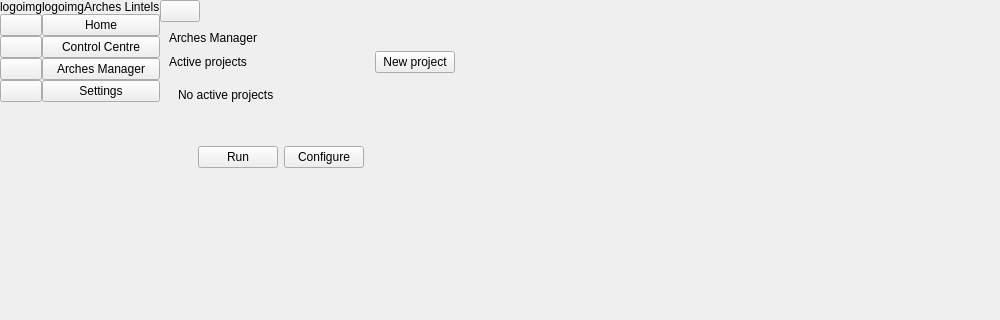
Before: the Qt Designer form arches_lintels/ui/ui_mainwindow.ui in k-int/arches-lintels, drawn with Qt 5; both pictures show x 0 to 1000 and y 0 to 320 of the 1000 by 600 pixel window.
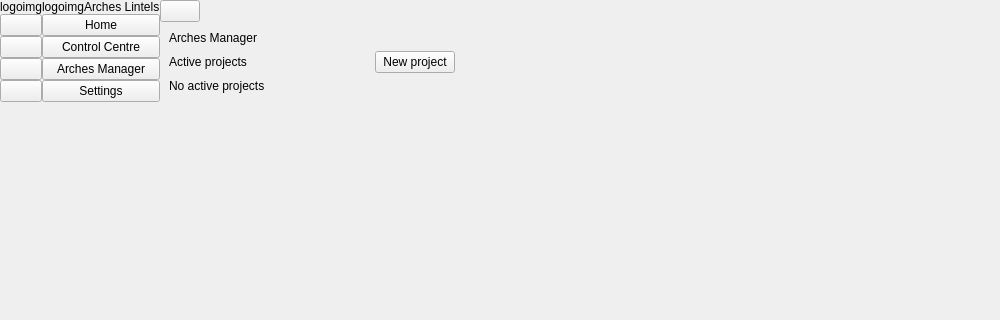
After: the same form once the commit is applied. The open tabs and pages were chosen to show the change.

Commit message: Add widget for active project

What changed in the file:
```diff
--- a/arches_lintels/ui/ui_mainwindow.ui
+++ b/arches_lintels/ui/ui_mainwindow.ui
@@ -348,64 +348,36 @@
             </layout>
            </item>
            <item>
-            <widget class="QWidget" name="noActiveProjectsLayout" native="true">
-             <layout class="QVBoxLayout" name="verticalLayout_10">
-              <item>
-               <widget class="QLabel" name="noActiveProjectsLabel">
-                <property name="text">
-                 <string>No active projects</string>
+            <layout class="QVBoxLayout" name="projectLayout">
+             <item>
+              <widget class="QWidget" name="noActiveProjectsLayout" native="true">
+               <layout class="QVBoxLayout" name="verticalLayout_10">
+                <property name="spacing">
+                 <number>0</number>
                 </property>
-               </widget>
-              </item>
-             </layout>
-            </widget>
-           </item>
-           <item>
-            <widget class="QWidget" name="projectsLayout" native="true">
-             <layout class="QVBoxLayout" name="verticalLayout_6">
-              <item>
-               <widget class="QLabel" name="projectNameLabel">
-                <property name="text">
-                 <string>&lt;project name&gt;</string>
-                </property>
-               </widget>
-              </item>
-              <item>
-               <layout class="QHBoxLayout" name="horizontalLayout_7">
                 <property name="leftMargin">
-                 <number>20</number>
+                 <number>0</number>
                 </property>
+                <property name="topMargin">
+                 <number>0</number>
+                </property>
+                <property name="rightMargin">
+                 <number>0</number>
+                </property>
+                <property name="bottomMargin">
+                 <number>0</number>
+                </property>
                 <item>
-                 <widget class="QPushButton" name="projectRunButton">
+                 <widget class="QLabel" name="noActiveProjectsLabel">
                   <property name="text">
-                   <string>Run</string>
+                   <string>No active projects</string>
                   </property>
                  </widget>
                 </item>
-                <item>
-                 <widget class="QPushButton" name="projectConfigureButton">
-                  <property name="text">
-                   <string>Configure</string>
-                  </property>
-                 </widget>
-                </item>
-                <item>
-                 <spacer name="horizontalSpacer_4">
-                  <property name="orientation">
-                   <enum>Qt::Orientation::Horizontal</enum>
-                  </property>
-                  <property name="sizeHint" stdset="0">
-                   <size>
-                    <width>40</width>
-                    <height>20</height>
-                   </size>
-                  </property>
-                 </spacer>
-                </item>
                </layout>
-              </item>
-             </layout>
-            </widget>
+              </widget>
+             </item>
+            </layout>
            </item>
            <item>
             <spacer name="verticalSpacer_5">
```
Left out of the diff: 2 changed lines with no effect on the pictures. The commit also changes 6 other files.
